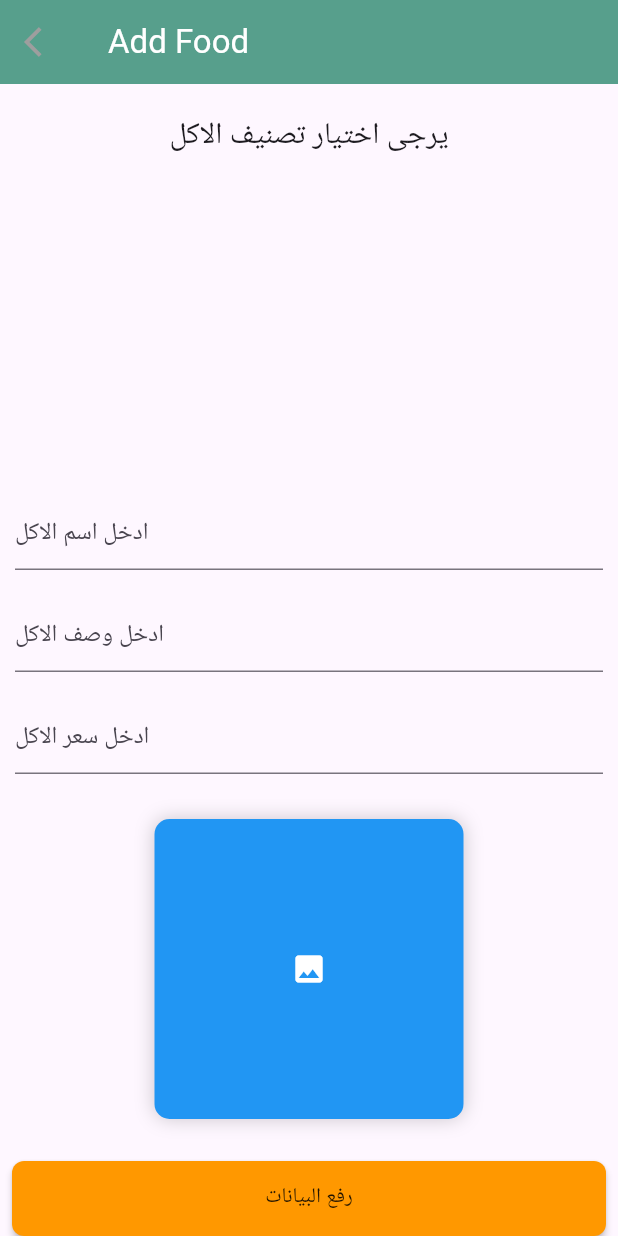
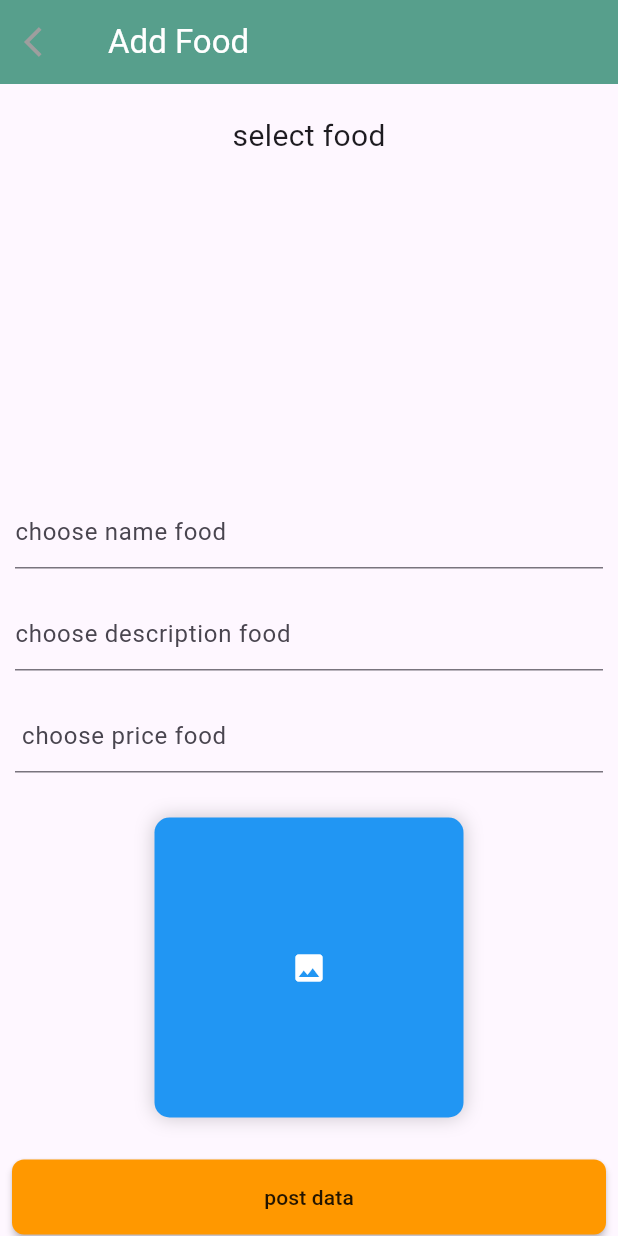
Before and after one commit to H07739/dlivery_food, a Flutter app: the AddFoodView screen opened directly, on a phone screen of 412 x 824 dp. Run offline on Flutter 3.47's test engine with Material 3 defaults, Android fonts, the phone set to English and light mode, and no system bars; our stand-ins replace cached_network_image, get, iconsax, image_picker, shared_preferences, supabase_flutter; missing offline and left inert: molten_navigationbar_flutter; accounts and stored records are empty.

Commit message:
update by haid

```diff
--- a/lib/Pages/add_food/view/add_food_view.dart
+++ b/lib/Pages/add_food/view/add_food_view.dart
@@ -45,7 +45,7 @@ class AddFoodView extends StatelessWidget {
               height: 20,
             ),
             Text(
-              'يرجى اختيار تصنيف الاكل',
+              'select food',
               style: TextStyle(fontSize: 20),
             ),
             SizedBox(
@@ -75,13 +75,14 @@ class AddFoodView extends StatelessWidget {
                 padding: EdgeInsets.all(10),
                 child: TextField(
                   controller: nameFoodController,
-                  decoration: InputDecoration(hintText: 'ادخل اسم الاكل'),
+                  decoration: InputDecoration(hintText: 'choose name food'),
                 )),
             Container(
                 padding: EdgeInsets.all(10),
                 child: TextField(
                   controller: descriptionFoodController,
-                  decoration: InputDecoration(hintText: 'ادخل وصف الاكل'),
+                  decoration:
+                      InputDecoration(hintText: 'choose description food'),
                 )),
             Container(
                 padding: EdgeInsets.all(10),
@@ -90,7 +91,7 @@ class AddFoodView extends StatelessWidget {
                   keyboardType: TextInputType.number,
                   inputFormatters: [FilteringTextInputFormatter.digitsOnly],
                   decoration: InputDecoration(
-                    hintText: 'ادخل سعر الاكل',
+                    hintText: ' choose price food   ',
                   ),
                 )),
             SizedBox(
@@ -103,7 +104,7 @@ class AddFoodView extends StatelessWidget {
                   return Column(
                     children: [
                       Image.file(
-                        height:200,
+                        height: 200,
                         width: MediaQuery.of(context).size.width / 2,
                         _image!,
                         fit: BoxFit.cover,
@@ -111,11 +112,12 @@ class AddFoodView extends StatelessWidget {
                       SizedBox(
                         height: 20,
                       ),
-                      ElevatedButton(onPressed: (){
-                        _image = null;
-                        imageSelect.value=false;
-                      }, child: Text('change image'))
-
+                      ElevatedButton(
+                          onPressed: () {
+                            _image = null;
+                            imageSelect.value = false;
+                          },
+                          child: Text('change image'))
                     ],
                   );
                 } else {
@@ -150,7 +152,7 @@ class AddFoodView extends StatelessWidget {
               children: [
                 Expanded(
                     child: MaterialButtonX(
-                  text: Text('رفع البيانات'),
+                  text: Text('post data'),
                   onPressed: (ValueNotifier<bool> keyNotifier) async {
                     keyNotifier.value = true;
                     try {
@@ -179,13 +181,12 @@ class AddFoodView extends StatelessWidget {
                           context: context);
                       ScaffoldMessenger.of(context).showSnackBar(
                           SnackBar(content: Text('Add food successfully')));
-                      imageSelect.value=false;
+                      imageSelect.value = false;
                       _image = null;
                       nameFoodController.clear();
                       descriptionFoodController.clear();
                       priceFoodController.clear();
                       category = null;
-
                     } catch (error) {
                       ScaffoldMessenger.of(context)
                           .showSnackBar(SnackBar(content: Text('$error')));
--- a/lib/Pages/home/function/getFoodfavoriteLocal.dart
+++ b/lib/Pages/home/function/getFoodfavoriteLocal.dart
@@ -7,7 +7,7 @@ import '../../../strings.dart';
 Future<List<FoodModel>> getFoodFavoriteLocal() async {
   final prefs = await SharedPreferences.getInstance();
 
-  // استرجاع البيانات المخزنة كـ String
+  // اyrj3 donne String
   String? storedData = prefs.getString(FoodData);
 
   if (storedData != null) {
@@ -15,7 +15,7 @@ Future<List<FoodModel>> getFoodFavoriteLocal() async {
     List<FoodModel> foodList = jsonList.map((item) => FoodModel.fromJson(item)).toList();
     return foodList;
   } else {
-    // إذا لم تكن البيانات موجودة، إرجاع قائمة فارغة
+//kn mhnch donne yraje3 list far8a
     return [];
   }
 }
--- a/lib/main.dart
+++ b/lib/main.dart
@@ -30,14 +30,13 @@ class MyApp extends StatelessWidget {
   @override
   Widget build(BuildContext context) {
     return GetMaterialApp(
-      debugShowCheckedModeBanner: false, //bu hussein c
+      debugShowCheckedModeBanner: false, //
       title: 'My Project fgdfg',
       theme: ThemeData(
         primarySwatch: Colors.blue,
       ),
       home: supabase.auth.currentUser != null ?  RestaurantHomePage() : const AuthView(),
 
-
     );
 
   }
--- a/pubspec.yaml
+++ b/pubspec.yaml
@@ -23,7 +23,7 @@ dependencies:
   shimmer: ^3.0.0
   supabase_flutter: ^2.8.1
   image_picker: ^1.1.2
-  shared_preferences: ^2.5.2
+_è+  shared_preferences: ^2.5.2
 
 
 dev_dependencies:
```
Also changed, not shown: lib/Pages/auth/wellcom_view.dart (+4 -6 lines), lib/Pages/home/function/add_favorite.dart (+12 -10 lines), lib/Pages/home/model/food_model.dart (+9 -11 lines), lib/Pages/shopping_cart/view/shopping_cart_view.dart (+14 -9 lines), pubspec.lock.
